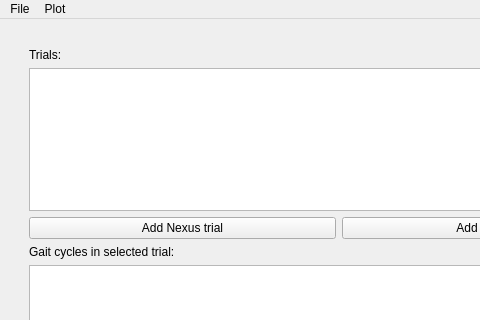
The window that gaitutils/nexus_scripts/plotter_gui.ui (NCH-Motion-Laboratory/gaitutils) describes before a commit, drawn with Qt 5; both pictures show x 0 to 480 and y 0 to 320 of the 980 by 848 pixel window.
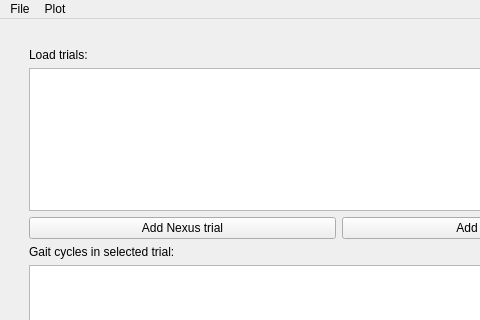
The same window after the commit. Custom widgets are drawn as their Qt base class.

Commit message: averager dialog ok

Patch:
```diff
--- a/gaitutils/nexus_scripts/plotter_gui.ui
+++ b/gaitutils/nexus_scripts/plotter_gui.ui
@@ -169,7 +169,7 @@
       <item row="1" column="1">
        <widget class="QLabel" name="label_3">
         <property name="text">
-         <string>Trials:</string>
+         <string>Load trials:</string>
         </property>
        </widget>
       </item>
```
The commit also changes 1 other file.
